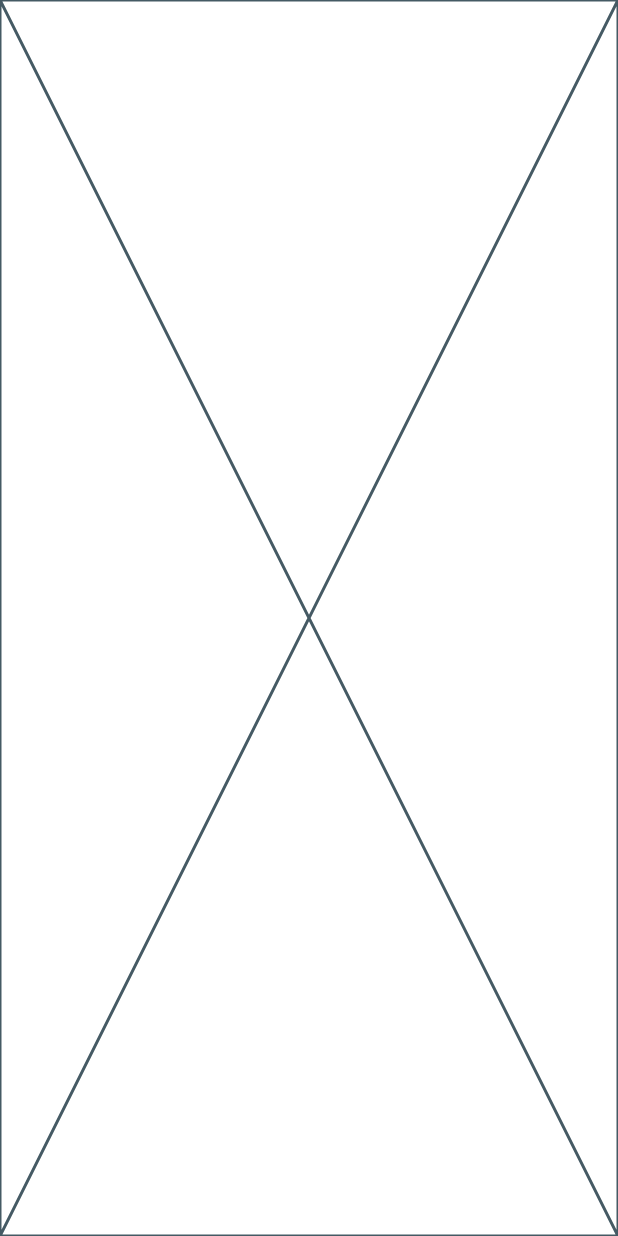
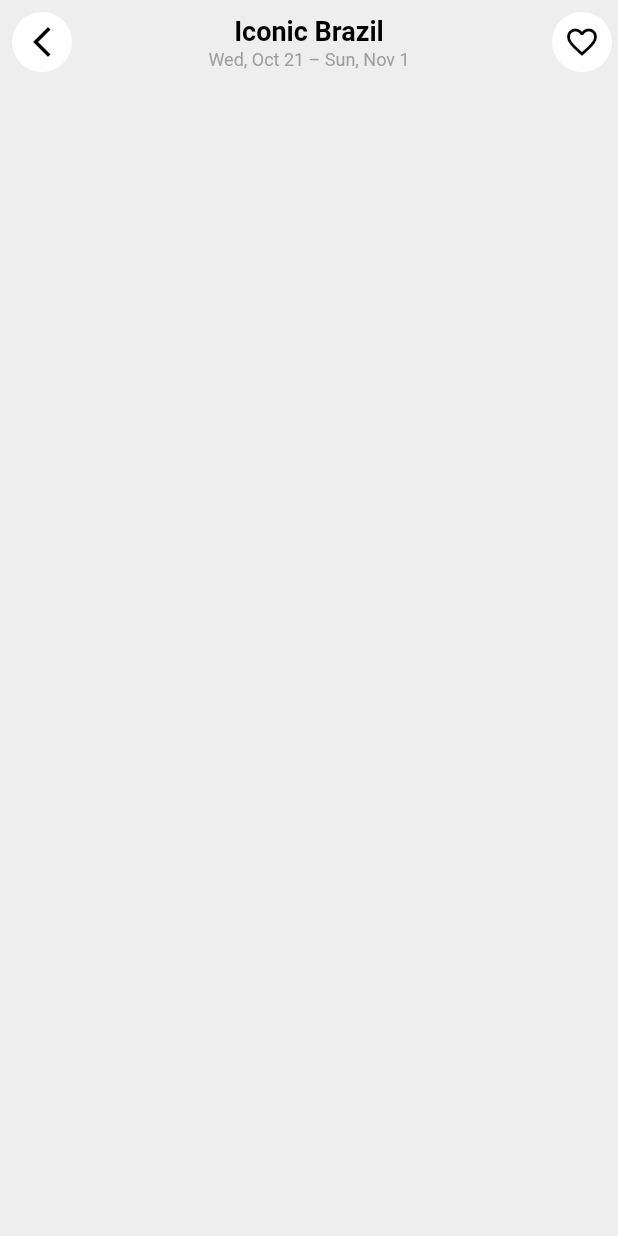
Before and after one commit to Moamen-ahmed-13/task, a Flutter app: the screen it shows once a user with an empty profile is signed in, after a tap on "Home", on a phone screen of 412 x 824 dp. Run offline on Flutter 3.47's test engine with Material 3 defaults, Android fonts, the phone set to English and light mode, and no system bars; our stand-ins replace firebase_auth, firebase_core, get, google_sign_in; accounts and stored records are empty.

Commit message:
app bar design created

```diff
--- a/lib/core/bindings/bindings.dart
+++ b/lib/core/bindings/bindings.dart
@@ -1,9 +1,11 @@
 import 'package:get/get.dart';
 import 'package:task/presentation/controller/auth_controller.dart';
+import 'package:task/presentation/controller/details_controller.dart';
 
 class Binding extends Bindings {
   @override
   void dependencies() {
     Get.lazyPut(() => AuthController());
+    Get.lazyPut(() => DetailsController());
   }
 }
--- /dev/null
+++ b/lib/domain/model/details_model.dart
@@ -0,0 +1,11 @@
+class DetailsModel {
+  final String day;
+  final String title;
+  final String morning;
+  final String afternoon;
+  final String evening;
+  final String imagePath;
+  bool isExpanded;
+
+  DetailsModel({required this.day, required this.title, required this.morning, required this.afternoon, required this.evening, required this.imagePath, this.isExpanded = false});
+}
--- /dev/null
+++ b/lib/presentation/controller/details_controller.dart
@@ -0,0 +1,28 @@
+import 'package:get/get.dart';
+import 'package:task/domain/model/details_model.dart';
+
+class DetailsController extends GetxController {
+  var tourDays = <DetailsModel>[
+    DetailsModel(
+      day: "Day 1",
+      title: "Arrival to Rio de Janeiro",
+      morning: "Arrive in Rio de Janeiro and transfer to your hotel",
+      afternoon: "Free time to relax or explore the nearby area",
+      evening: "Welcome dinner at a traditional Brazilian restaurant",
+      imagePath: "assets/plane.jpg",
+    ),
+    DetailsModel(
+      day: "Day 2",
+      title: "Rio de Janeiro Highlights",
+      morning: "Explore famous landmarks in the city",
+      afternoon: "Visit Christ the Redeemer and Sugarloaf Mountain",
+      evening: "Enjoy a night at a samba club",
+      imagePath: "assets/rio.jpg",
+    ),
+  ].obs;
+
+  void toggleExpand(int index) {
+    tourDays[index].isExpanded = !tourDays[index].isExpanded;
+    tourDays.refresh();
+  }
+}
--- a/lib/presentation/screens/pages/details.dart
+++ b/lib/presentation/screens/pages/details.dart
@@ -1,10 +1,52 @@
 import 'package:flutter/material.dart';
+import 'package:get/get.dart';
+import 'package:task/presentation/controller/details_controller.dart';
 
-class DetailsScreen extends StatelessWidget {
+class DetailsScreen extends GetWidget<DetailsController> {
   const DetailsScreen({super.key});
 
   @override
   Widget build(BuildContext context) {
-    return const Placeholder();
+    return Scaffold(
+      backgroundColor: Colors.grey.shade200,
+      appBar: _buildAppBar(),
+    );
+  }
+
+  PreferredSizeWidget _buildAppBar() {
+    return AppBar(
+      backgroundColor: Colors.grey.shade200,
+      elevation: 0,
+      leading: IconButton(
+        style: ButtonStyle(
+            backgroundColor: MaterialStatePropertyAll(Colors.white)),
+        icon: const Icon(
+          Icons.arrow_back_ios_new,
+          color: Colors.black,
+        ),
+        onPressed: () {},
+      ),
+      title: const Column(
+        crossAxisAlignment: CrossAxisAlignment.center,
+        children: [
+          Text("Iconic Brazil",
+              style: TextStyle(
+                  color: Colors.black,
+                  fontSize: 18,
+                  fontWeight: FontWeight.bold)),
+          Text("Wed, Oct 21 – Sun, Nov 1",
+              style: TextStyle(color: Colors.grey, fontSize: 12)),
+        ],
+      ),
+      centerTitle: true,
+      actions: [
+        IconButton(
+          style: ButtonStyle(
+              backgroundColor: MaterialStatePropertyAll(Colors.white)),
+          icon: const Icon(Icons.favorite_border, color: Colors.black),
+          onPressed: () {},
+        ),
+      ],
+    );
   }
 }
--- a/lib/presentation/screens/pages/home.dart
+++ b/lib/presentation/screens/pages/home.dart
@@ -3,7 +3,6 @@ import 'package:get/get.dart';
 import 'package:task/core/constants.dart';
 import 'package:task/core/routes/routes.dart';
 import 'package:task/presentation/controller/auth_controller.dart';
-import 'package:task/presentation/screens/auth/signup.dart';
 import 'package:task/presentation/widgets/app_button.dart';
 
 class HomeScreen extends GetWidget<AuthController> {
```
